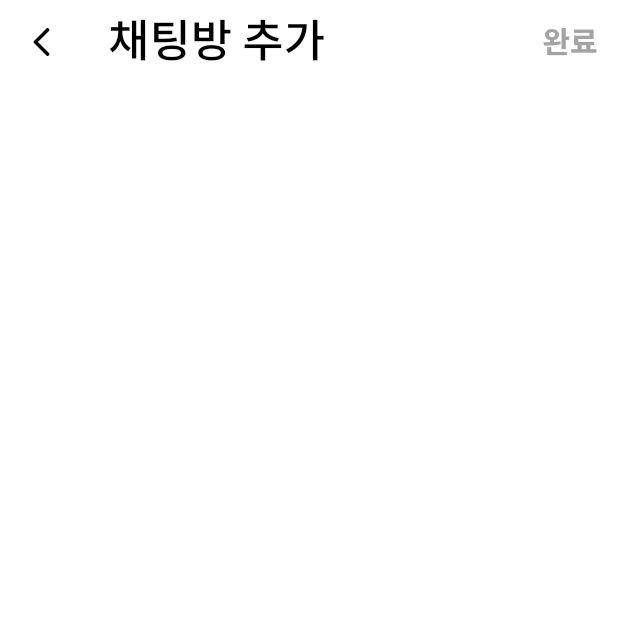
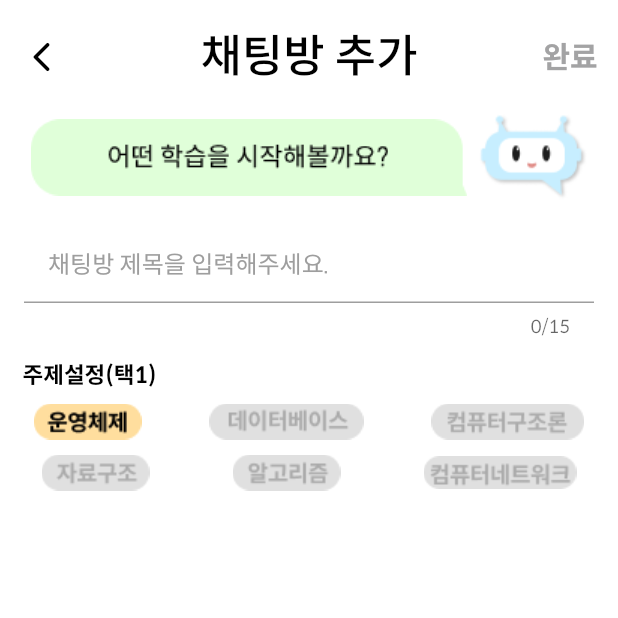
Before and after one commit to Learnable-capstone/Learnable-FE, a Flutter app: the ChatRoom screen opened directly, on a phone screen of 412 x 824 dp, the top half of it. Run offline on Flutter 3.47's test engine with Material 2 defaults, Android fonts, the phone set to English and light mode, and no system bars; our stand-ins replace flutter_svg.

```diff
--- a/lib/const/text_style.dart
+++ b/lib/const/text_style.dart
@@ -28,6 +28,13 @@ class MyTextStyle {
     color: MyColors.black,
     fontSize: 23,
     fontWeight: FontWeight.w700,
+    height: 1.2,
+  );
+
+  static TextStyle CbS20W500 = TextStyle(
+    color: MyColors.black,
+    fontSize: 20,
+    fontWeight: FontWeight.w500,
     height: 1.2,
   );
 
--- a/lib/screen/chat_room.dart
+++ b/lib/screen/chat_room.dart
@@ -1,6 +1,5 @@
 import 'package:flutter/material.dart';
 import 'package:learnable/const/text_style.dart';
-
 import '../const/colors.dart';
 
 class ChatRoom extends StatefulWidget {
@@ -11,11 +10,40 @@ class ChatRoom extends StatefulWidget {
 }
 
 class _ChatRoomState extends State<ChatRoom> {
+  TextEditingController _textEditingController = TextEditingController();
+  final int _maxTextLength = 15;
+
+  int _selectedTag = 0; // 선택된 태그 인덱스
+
+  List<String> _tagImages = [
+    'assets/images/tag0_off.png',
+    'assets/images/tag1_off.png',
+    'assets/images/tag2_off.png',
+    'assets/images/tag3_off.png',
+    'assets/images/tag4_off.png',
+    'assets/images/tag5_off.png',
+  ];
+
+  @override
+  void dispose() {
+    _textEditingController.dispose();
+    super.dispose();
+  }
+
   @override
   Widget build(BuildContext context) {
     return Scaffold(
-      appBar: AppBar(
-        title: Text("채팅방 추가",style: MyTextStyle.CbS30W500,),
+      appBar: PreferredSize(
+        preferredSize: Size.fromHeight(kToolbarHeight + 20.0),
+        child: Container(
+          margin: EdgeInsets.only(top: 10.0),
+          child: AppBar(
+            centerTitle: true,
+            elevation: 8,
+            title: Text(
+              "채팅방 추가",
+              style: MyTextStyle.CbS30W500,
+            ),
             leading: IconButton(
               icon: Icon(
                 Icons.arrow_back_ios_rounded,
@@ -26,9 +54,102 @@ class _ChatRoomState extends State<ChatRoom> {
               },
             ),
             actions: [
-          TextButton(onPressed: (){},
-              child: Text("완료",style: MyTextStyle.CgS70W500,)
-          )
+              TextButton(
+                onPressed: () {},
+                child: Text(
+                  "완료",
+                  style: MyTextStyle.CgS70W500,
+                ),
+              ),
+            ],
+          ),
+        ),
+      ),
+      body: Column(
+        crossAxisAlignment: CrossAxisAlignment.stretch,
+        children: [
+          Row(
+            mainAxisAlignment: MainAxisAlignment.center,
+            children: [
+              Image.asset(
+                'assets/images/bubble.png',
+              ),
+              SizedBox(width: 8),
+              Image.asset(
+                'assets/images/chatbotCharacter2_1.png',
+              ),
+            ],
+          ),
+          SizedBox(height: 16),
+          Container(
+            margin: EdgeInsets.symmetric(horizontal: 16),
+            child: TextField(
+              controller: _textEditingController,
+              decoration: InputDecoration(
+                hintText: '채팅방 제목을 입력해주세요.',
+                hintStyle: TextStyle(color: Colors.grey),
+                enabledBorder: UnderlineInputBorder(
+                  borderSide: BorderSide(
+                    color: Colors.grey,
+                    width: 1.0,
+                  ),
+                ),
+                focusedBorder: UnderlineInputBorder(
+                  borderSide: BorderSide(
+                    color: Colors.grey,
+                  ),
+                ),
+              ),
+              maxLength: _maxTextLength,
+            ),
+          ),
+          SizedBox(height: 16),
+          Container(
+            margin: EdgeInsets.only(left: 15.0),
+            child: Text(
+              '주제설정(택1)',
+              textAlign: TextAlign.start,
+              style: MyTextStyle.CbS15W700,
+            ),
+          ),
+          SizedBox(height: 10),
+          Row(
+            mainAxisAlignment: MainAxisAlignment.spaceAround,
+            children: [
+              for (int i = 0; i < 3; i++)
+                GestureDetector(
+                  onTap: () {
+                    setState(() {
+                      _selectedTag = i;
+                    });
+                  },
+                  child: Image.asset(
+                    _selectedTag == i
+                        ? _tagImages[i].replaceAll('_off', '')
+                        : _tagImages[i],
+                  ),
+                ),
+            ],
+          ),
+          SizedBox(height: 10),
+          Row(
+            mainAxisAlignment: MainAxisAlignment.spaceAround,
+            children: [
+              for (int i = 3; i < _tagImages.length; i++)
+                GestureDetector(
+                  onTap: () {
+                    setState(() {
+                      _selectedTag = i;
+                    });
+                  },
+                  child: Image.asset(
+                    _selectedTag == i
+                        ? _tagImages[i].replaceAll('_off', '')
+                        : _tagImages[i],
+                  ),
+                ),
+            ],
+          ),
         ],
       ),
     );
```
Also changed, not shown: lib/screen/chat_screen.dart (+56 -8 lines), lib/screen/main_screen.dart (+22 -15 lines), lib/screen/user_screen.dart (added, +176 -0 lines), assets/images/bubble.png (added), assets/images/chatbotCharacter2_1.png (added), assets/images/tag0_off.png (added), assets/images/tag1_off.png (added), assets/images/tag2_off.png (added), assets/images/tag3_off.png (added), assets/images/tag4_off.png (added), assets/images/tag5_off.png (added), lib/screen/Profile_edit_screen.dart (added). Lines whose indentation alone changed are shown as unchanged.
